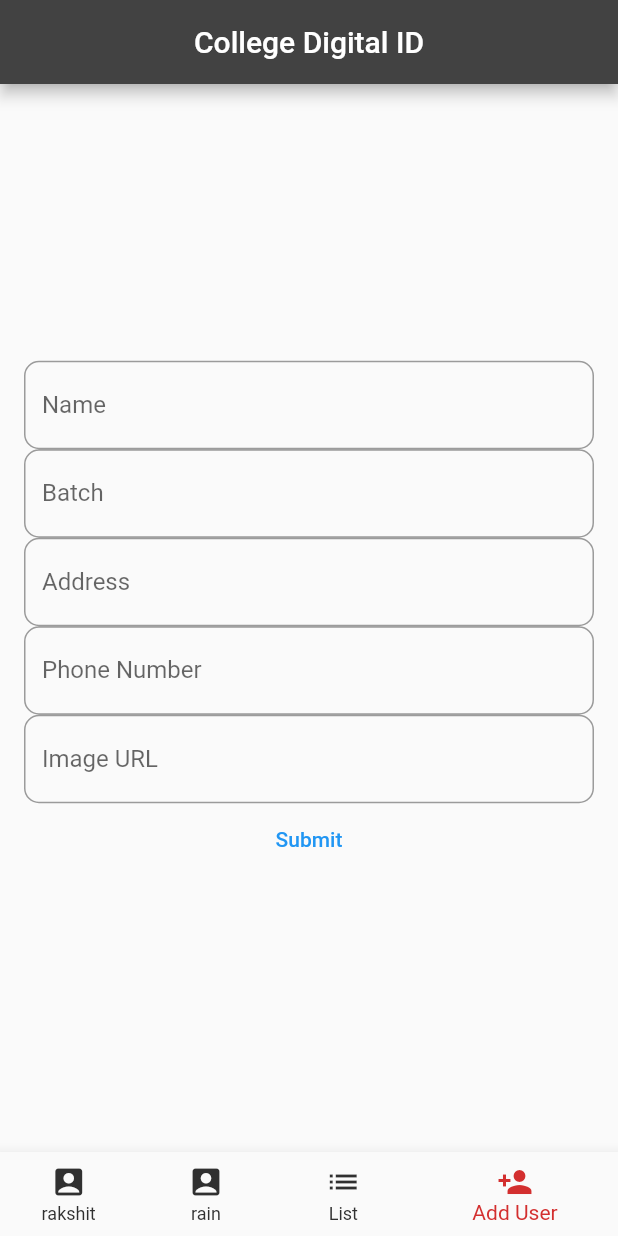
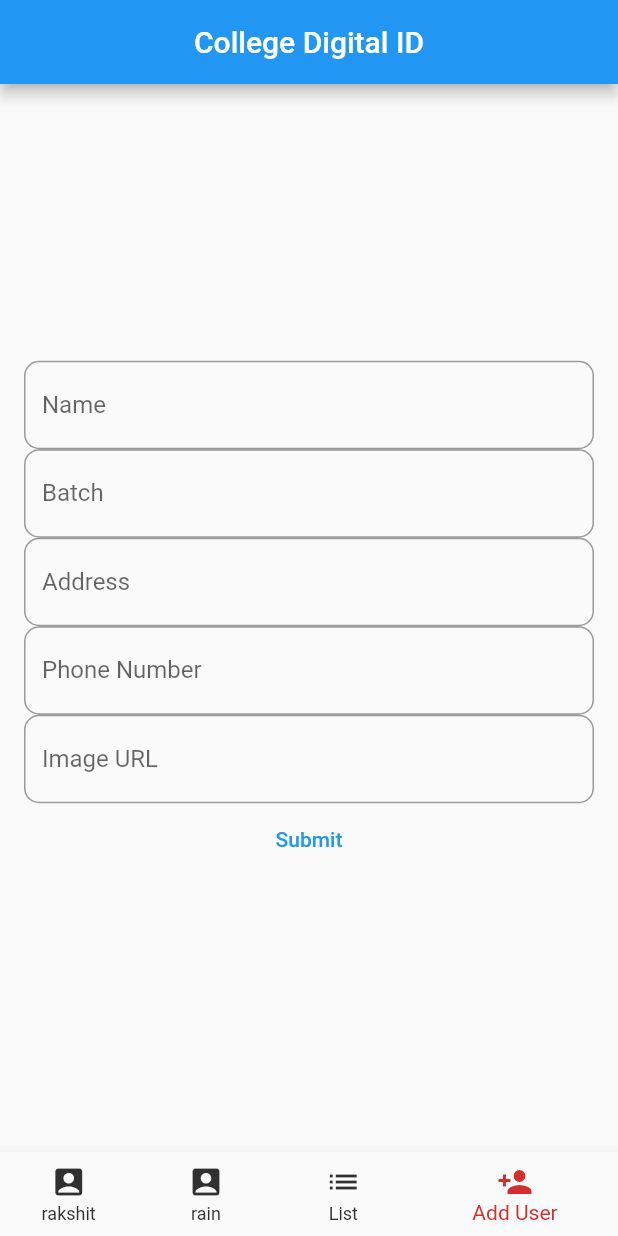
Before and after one commit to ra-jain/idcardflutter, a Flutter app: the screen it shows after launch, swiped to page 4, on a phone screen of 412 x 824 dp. Run offline on Flutter 3.47's test engine with Material 2 defaults, Android fonts, the phone set to English and light mode, and no system bars; network calls fail.

Commit message:
Widget to widget

```diff
--- a/lib/Widgets/ProfileCreate.dart
+++ b/lib/Widgets/ProfileCreate.dart
@@ -2,8 +2,8 @@ import 'package:flutter/cupertino.dart';
 import 'package:flutter/material.dart';
 import 'package:profile/dataobjects.dart';
 // Widgets
-import 'package:profile/Widgets/CustomInput.dart';
-import 'package:profile/Widgets/Profile.dart';
+import 'package:profile/widgets/CustomInput.dart';
+import 'package:profile/widgets/Profile.dart';
 
 class ProfileCreate extends StatefulWidget {
   // const ProfileCreate({Key key}) : super(key: key);
--- a/lib/main.dart
+++ b/lib/main.dart
@@ -3,8 +3,8 @@ import 'package:flutter/material.dart';
 import 'package:profile/dataobjects.dart';
 
 // Importing Widgets
-import 'package:profile/Widgets/Profile.dart';
-import 'package:profile/Widgets/ProfileCreate.dart';
+import 'package:profile/widgets/Profile.dart';
+import 'package:profile/widgets/ProfileCreate.dart';
 
 void main() {
   runApp(Main());
@@ -31,9 +31,10 @@ class _MainState extends State<Main> {
   @override
   Widget build(BuildContext context) {
     return MaterialApp(
+      title: 'Idcard',
       home: Scaffold(
         appBar: AppBar(
-          backgroundColor: Colors.grey[800],
+          // backgroundColor: Colors.grey[800],
           centerTitle: true,
           title: Text('College Digital ID'),
         ),
@@ -147,7 +148,7 @@ Route _route(hello) {
       ),
     ),
     transitionsBuilder: (context, animation, secondaryAnimation, child) {
-      var begin = Offset(500.0, 9999.0);
+      var begin = Offset(1.0, 0.0);
       var end = Offset.zero;
       var curve = Curves.ease;
       var tween = Tween(begin: begin, end: end).chain(CurveTween(curve: curve));
```
